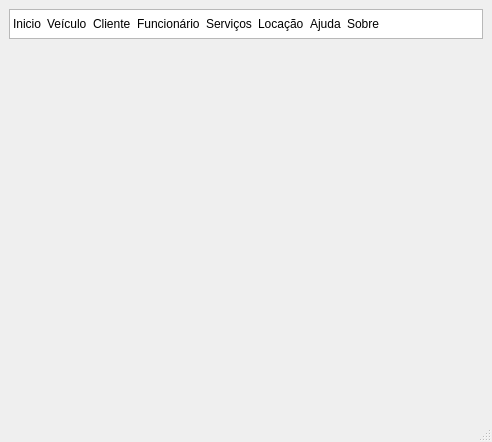
Above: ui/ui_mainWindow.ui from adaiasreis/Projeto before the change. Below: the same form after it.
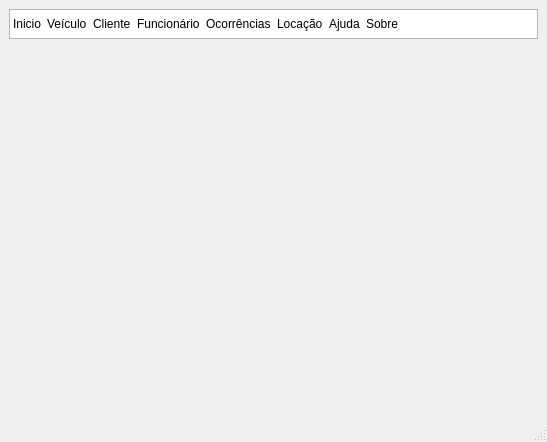
That is the form after the change.

```diff
--- a/ui/ui_mainWindow.ui
+++ b/ui/ui_mainWindow.ui
@@ -6,7 +6,7 @@
    <rect>
     <x>0</x>
     <y>0</y>
-    <width>492</width>
+    <width>547</width>
     <height>442</height>
    </rect>
   </property>
@@ -39,7 +39,7 @@
        <enum>QListView::LeftToRight</enum>
       </property>
       <property name="spacing">
-       <number>5</number>
+       <number>7</number>
       </property>
       <item>
        <property name="text">
@@ -63,7 +63,7 @@
       </item>
       <item>
        <property name="text">
-        <string>Serviços</string>
+        <string>Ocorrências</string>
        </property>
       </item>
       <item>
@@ -88,7 +88,16 @@
     </item>
    </layout>
   </widget>
-  <widget class="QStatusBar" name="statusBar"/>
+  <widget class="QStatusBar" name="statusBar">
+   <property name="font">
+    <font>
+     <pointsize>12</pointsize>
+     <weight>50</weight>
+     <italic>true</italic>
+     <bold>false</bold>
+    </font>
+   </property>
+  </widget>
   <action name="actionCadastrar">
    <property name="text">
     <string>Cadastrar</string>
```
Left out of the diff: 5 changed lines with no effect on the pictures.
